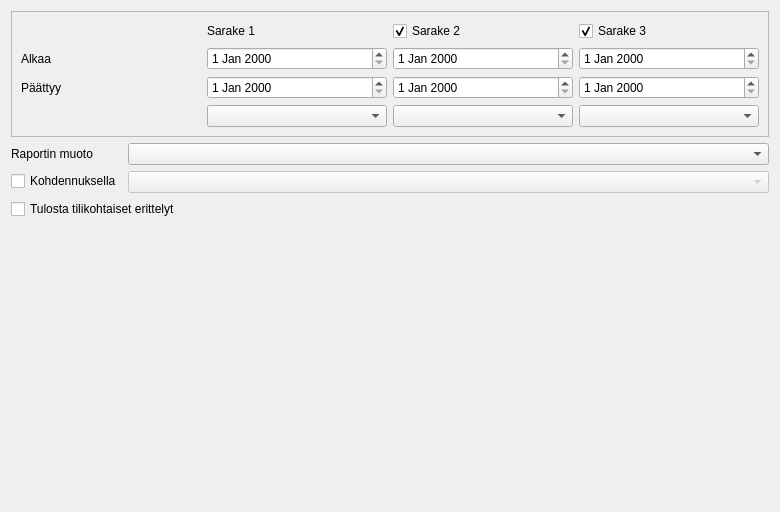
The window that kitupiikki/raportti/muokattavaraportti.ui (artoh/kitupiikki) describes before a commit, drawn with Qt 5.
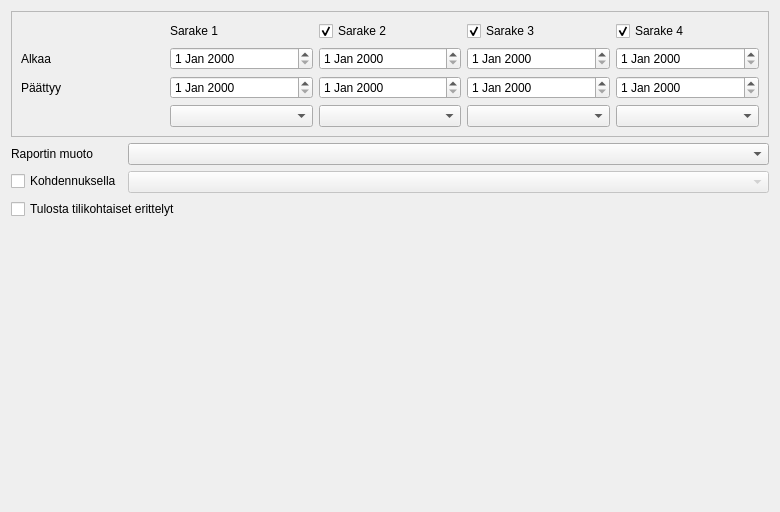
The same window after the commit.

The edit to the form file:
```diff
--- a/kitupiikki/raportti/muokattavaraportti.ui
+++ b/kitupiikki/raportti/muokattavaraportti.ui
@@ -113,6 +113,25 @@
       <item row="3" column="3">
        <widget class="QComboBox" name="tyyppi3"/>
       </item>
+      <item row="0" column="4">
+       <widget class="QCheckBox" name="sarake4Box">
+        <property name="text">
+         <string>Sarake 4</string>
+        </property>
+        <property name="checked">
+         <bool>true</bool>
+        </property>
+       </widget>
+      </item>
+      <item row="1" column="4">
+       <widget class="QDateEdit" name="alkaa4Date"/>
+      </item>
+      <item row="2" column="4">
+       <widget class="QDateEdit" name="loppuu4Date"/>
+      </item>
+      <item row="3" column="4">
+       <widget class="QComboBox" name="tyyppi4"/>
+      </item>
      </layout>
     </widget>
    </item>
```
Left out of the diff: 136 changed lines with no effect on the pictures.
